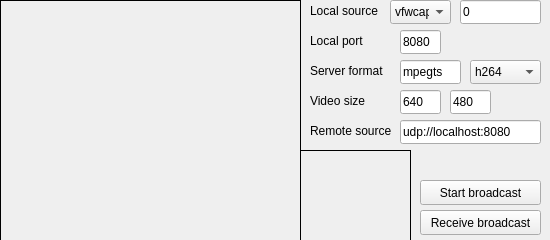
The window that mainwindow.ui (projedi/videochat) describes before a commit, drawn with Qt 5.
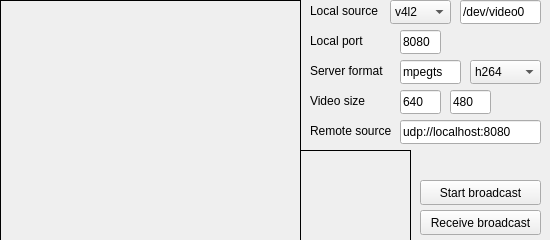
The same window after the commit.

Commit message: UI defaults for Linux

```diff
--- a/mainwindow.ui
+++ b/mainwindow.ui
@@ -134,7 +134,7 @@
      </rect>
     </property>
     <property name="text">
-     <string>0</string>
+     <string>/dev/video0</string>
     </property>
    </widget>
    <widget class="QPushButton" name="pushButtonStartReceive">
@@ -254,11 +254,6 @@
       <height>24</height>
      </rect>
     </property>
-    <item>
-     <property name="text">
-      <string>vfwcap</string>
-     </property>
-    </item>
     <item>
      <property name="text">
       <string>v4l2</string>
```
Left out of the diff: 5 changed lines with no effect on the pictures. The commit also changes 1 other file.
